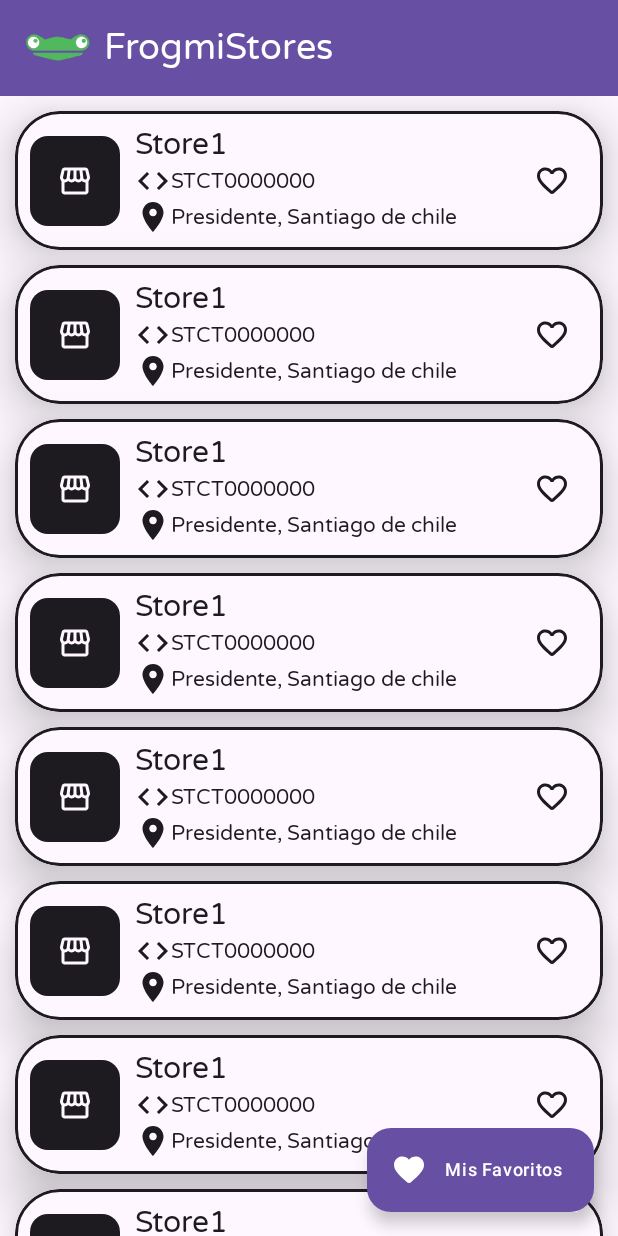
After one commit to EliasMP07/FrogmiStores, an Android app built with Jetpack Compose: the composable StoreListScreen shown on its own in the app's theme, on a phone screen of 412 x 824 dp. The commit adds this screen. Run offline under Robolectric (Android 15) with nearby library versions, the phone set to English and light mode, and no system bars; our stand-ins replace Shimmer.

Commit message:
Design and implement UI for StoreListScreen

```diff
--- a/app/build.gradle.kts
+++ b/app/build.gradle.kts
@@ -42,7 +42,8 @@
         compose = true
     }
     composeOptions {
-        kotlinCompilerExtensionVersion = "1.5.1"
+
+        kotlinCompilerExtensionVersion = "1.5.14"
     }
     packaging {
         resources {
--- a/app/src/main/java/com/example/frogmistores/core/presentation/designsystem/Icon.kt
+++ b/app/src/main/java/com/example/frogmistores/core/presentation/designsystem/Icon.kt
@@ -10,10 +10,10 @@
     @Composable
     get() = ImageVector.vectorResource(id = R.drawable.store_icon)
 
-val Logo: ImageVector
-    @Composable
-    get() = ImageVector.vectorResource(id = R.drawable.logo)
-
 val LocationStore: ImageVector
     @Composable
-    get() = ImageVector.vectorResource(id = R.drawable.locatoonstore)
+    get() = ImageVector.vectorResource(id = R.drawable.location)
+
+val CodeIcon: ImageVector
+    @Composable
+    get() = ImageVector.vectorResource(id = R.drawable.code_icon)
--- /dev/null
+++ b/app/src/main/java/com/example/frogmistores/core/presentation/designsystem/component/FrogmiStoreToolbar.kt
@@ -0,0 +1,64 @@
+@file:OptIn(ExperimentalMaterial3Api::class)
+
+package com.example.frogmistores.core.presentation.designsystem.component
+
+import androidx.compose.foundation.layout.Row
+import androidx.compose.foundation.layout.Spacer
+import androidx.compose.foundation.layout.width
+import androidx.compose.material.icons.Icons
+import androidx.compose.material.icons.rounded.ArrowBackIosNew
+import androidx.compose.material3.ExperimentalMaterial3Api
+import androidx.compose.material3.Icon
+import androidx.compose.material3.IconButton
+import androidx.compose.material3.MaterialTheme
+import androidx.compose.material3.Text
+import androidx.compose.material3.TopAppBar
+import androidx.compose.material3.TopAppBarDefaults
+import androidx.compose.material3.TopAppBarScrollBehavior
+import androidx.compose.runtime.Composable
+import androidx.compose.ui.Alignment
+import androidx.compose.ui.Modifier
+import androidx.compose.ui.unit.dp
+
+
+@Composable
+fun FrogmiStoreToolbar(
+    showBackButton: Boolean,
+    title: String,
+    modifier: Modifier = Modifier,
+    onBackClick: () -> Unit = {},
+    scrollBehavior: TopAppBarScrollBehavior = TopAppBarDefaults.enterAlwaysScrollBehavior(),
+    startContent: (@Composable () -> Unit)? = null
+) {
+    TopAppBar(
+        title = {
+            Row(
+                verticalAlignment = Alignment.CenterVertically
+            ) {
+                startContent?.invoke()
+                Spacer(modifier = Modifier.width(8.dp))
+                Text(
+                    text = title,
+                    style = MaterialTheme.typography.headlineMedium,
+                    color = MaterialTheme.colorScheme.onPrimary
+                )
+            }
+        },
+        modifier = modifier,
+        scrollBehavior = scrollBehavior,
+        colors = TopAppBarDefaults.topAppBarColors(
+            containerColor = MaterialTheme.colorScheme.primary,
+            scrolledContainerColor = MaterialTheme.colorScheme.primary,
+        ),
+        navigationIcon = {
+            if (showBackButton){
+                IconButton(onClick = onBackClick) {
+                    Icon(
+                        imageVector = Icons.Rounded.ArrowBackIosNew, contentDescription = "Back screen",
+                        tint = MaterialTheme.colorScheme.onPrimary
+                    )
+                }
+            }
+        }
+    )
+}
--- /dev/null
+++ b/app/src/main/java/com/example/frogmistores/core/presentation/designsystem/ext/LazyColumExt.kt
@@ -0,0 +1,31 @@
+package com.example.frogmistores.core.presentation.designsystem.ext
+
+import androidx.compose.foundation.lazy.LazyListState
+import androidx.compose.runtime.Composable
+import androidx.compose.runtime.derivedStateOf
+import androidx.compose.runtime.getValue
+import androidx.compose.runtime.mutableIntStateOf
+import androidx.compose.runtime.remember
+import androidx.compose.runtime.setValue
+
+@Composable
+fun LazyListState.isScrolled(): Boolean{
+    var previousIndex by remember(this) {
+        mutableIntStateOf(firstVisibleItemIndex)
+    }
+    var previousScrollOffset by remember(this) {
+        mutableIntStateOf(firstVisibleItemScrollOffset)
+    }
+    return remember(this) {
+        derivedStateOf {
+            if (previousIndex != firstVisibleItemIndex) {
+                previousIndex > firstVisibleItemIndex
+            } else {
+                previousScrollOffset >= firstVisibleItemScrollOffset
+            }.also {
+                previousIndex = firstVisibleItemIndex
+                previousScrollOffset = firstVisibleItemScrollOffset
+            }
+        }
+    }.value
+}
--- /dev/null
+++ b/app/src/main/java/com/example/frogmistores/presentation/storeList/StoreListAction.kt
@@ -0,0 +1,4 @@
+package com.example.frogmistores.presentation.storeList
+
+sealed interface StoreListAction {
+}
--- /dev/null
+++ b/app/src/main/java/com/example/frogmistores/presentation/storeList/StoreListScreen.kt
@@ -0,0 +1,127 @@
+@file:OptIn(ExperimentalMaterial3Api::class, ExperimentalMaterial3Api::class)
+
+package com.example.frogmistores.presentation.storeList
+
+import androidx.compose.foundation.Image
+import androidx.compose.foundation.layout.Arrangement
+import androidx.compose.foundation.layout.PaddingValues
+import androidx.compose.foundation.layout.padding
+import androidx.compose.foundation.lazy.LazyColumn
+import androidx.compose.foundation.lazy.rememberLazyListState
+import androidx.compose.material.icons.Icons
+import androidx.compose.material.icons.rounded.Favorite
+import androidx.compose.material3.ExperimentalMaterial3Api
+import androidx.compose.material3.ExtendedFloatingActionButton
+import androidx.compose.material3.Icon
+import androidx.compose.material3.MaterialTheme
+import androidx.compose.material3.Scaffold
+import androidx.compose.material3.Text
+import androidx.compose.material3.TopAppBarDefaults
+import androidx.compose.material3.rememberTopAppBarState
+import androidx.compose.runtime.Composable
+import androidx.compose.ui.Modifier
+import androidx.compose.ui.input.nestedscroll.nestedScroll
+import androidx.compose.ui.res.painterResource
+import androidx.compose.ui.res.stringResource
+import androidx.compose.ui.tooling.preview.Preview
+import androidx.compose.ui.unit.dp
+import com.example.frogmistores.R
+import com.example.frogmistores.core.presentation.designsystem.FrogmiStoresTheme
+import com.example.frogmistores.core.presentation.designsystem.component.FrogmiStoreToolbar
+import com.example.frogmistores.core.presentation.designsystem.ext.isScrolled
+import com.example.frogmistores.presentation.storeList.components.ItemStore
+import com.example.frogmistores.presentation.storeList.components.ShimmerListStoreItem
+
+@Composable
+fun StoreListScreenRoot(
+    //viewModel: StoreListViewModel = hiltViewModel()
+) {
+    StoreListScreen(
+         state = StoreListState(),
+         onAction = {}
+     )
+}
+
+@Composable
+private fun StoreListScreen(
+    state: StoreListState,
+    onAction: (StoreListAction) -> Unit
+) {
+    val topAppBarState = rememberTopAppBarState()
+    val scrollBehavior = TopAppBarDefaults.enterAlwaysScrollBehavior(
+        state = topAppBarState
+    )
+    val lazyColumnState = rememberLazyListState()
+    Scaffold(
+        modifier = Modifier.nestedScroll(scrollBehavior.nestedScrollConnection),
+        topBar = {
+            FrogmiStoreToolbar(
+                scrollBehavior = scrollBehavior,
+                showBackButton = false,
+                title = stringResource(id = R.string.app_name),
+                startContent = {
+                    Image(painter = painterResource(id = R.drawable.logo), contentDescription = "Logo app")
+                }
+            )
+        },
+        floatingActionButton = {
+            ExtendedFloatingActionButton(
+                containerColor = MaterialTheme.colorScheme.primary,
+                text = {
+                    Text(
+                        text = stringResource(R.string.myfavorites),
+                        style = MaterialTheme.typography.labelMedium.copy(
+                            color = MaterialTheme.colorScheme.onPrimary
+                        )
+                    )
+                },
+                icon = {
+                    Icon(
+                        imageVector = Icons.Rounded.Favorite,
+                        contentDescription = "Icono de agregar nueva materia",
+                        tint = MaterialTheme.colorScheme.onPrimary
+                    )
+                },
+                onClick = {
+
+                },
+                expanded = lazyColumnState.isScrolled()
+            )
+        }
+    ){
+        LazyColumn(
+            contentPadding = PaddingValues(10.dp),
+            state = lazyColumnState,
+            modifier = Modifier.padding(it),
+            verticalArrangement = Arrangement.spacedBy(10.dp)
+        ) {
+            items(10) {
+                ShimmerListStoreItem(
+                    isLoading = false,
+                    contentAfterLoading = {
+                        ItemStore(
+                            isFavorite = false,
+                            onStoreClick = {
+
+                            },
+                            onFavoriteClick = {
+
+                            }
+                        )
+                    }
+                )
+            }
+        }
+    }
+}
+
+@Preview
+@Composable
+private fun StoreListScreenPreview() {
+    FrogmiStoresTheme {
+        StoreListScreen(
+            state = StoreListState(),
+            onAction = {}
+        )
+    }
+}
--- /dev/null
+++ b/app/src/main/java/com/example/frogmistores/presentation/storeList/StoreListState.kt
@@ -0,0 +1,4 @@
+package com.example.frogmistores.presentation.storeList
+
+class StoreListState {
+}
--- /dev/null
+++ b/app/src/main/java/com/example/frogmistores/presentation/storeList/StoreListViewModel.kt
@@ -0,0 +1 @@
+package com.example.frogmistores.presentation.storeList
--- /dev/null
+++ b/app/src/main/java/com/example/frogmistores/presentation/storeList/components/ItemStore.kt
@@ -0,0 +1,96 @@
+package com.example.frogmistores.presentation.storeList.components
+
+import androidx.compose.foundation.background
+import androidx.compose.foundation.border
+import androidx.compose.foundation.layout.Box
+import androidx.compose.foundation.layout.Column
+import androidx.compose.foundation.layout.Row
+import androidx.compose.foundation.layout.Spacer
+import androidx.compose.foundation.layout.fillMaxWidth
+import androidx.compose.foundation.layout.padding
+import androidx.compose.foundation.layout.size
+import androidx.compose.foundation.shape.RoundedCornerShape
+import androidx.compose.material.icons.Icons
+import androidx.compose.material.icons.rounded.Favorite
+import androidx.compose.material.icons.rounded.FavoriteBorder
+import androidx.compose.material3.CardDefaults
+import androidx.compose.material3.ElevatedCard
+import androidx.compose.material3.Icon
+import androidx.compose.material3.IconButton
+import androidx.compose.material3.MaterialTheme
+import androidx.compose.material3.Text
+import androidx.compose.runtime.Composable
+import androidx.compose.ui.Alignment
+import androidx.compose.ui.Modifier
+import androidx.compose.ui.draw.clip
+import androidx.compose.ui.graphics.vector.ImageVector
+import androidx.compose.ui.unit.dp
+import com.example.frogmistores.core.presentation.designsystem.CodeIcon
+import com.example.frogmistores.core.presentation.designsystem.LocationStore
+import com.example.frogmistores.core.presentation.designsystem.StoreIcon
+
+
+@Composable
+fun ItemStore(
+    modifier: Modifier = Modifier,
+    onStoreClick: () -> Unit,
+    onFavoriteClick: () -> Unit,
+    isFavorite: Boolean,
+){
+    ElevatedCard(
+        modifier = modifier,
+        elevation = CardDefaults.elevatedCardElevation(20.dp),
+        shape = RoundedCornerShape(30.dp),
+        onClick = onStoreClick
+    ) {
+        Row(
+            modifier = Modifier
+                .background(MaterialTheme.colorScheme.background)
+                .border(2.dp, MaterialTheme.colorScheme.onBackground, RoundedCornerShape(30.dp))
+                .fillMaxWidth()
+                .padding(10.dp),
+            verticalAlignment = Alignment.CenterVertically
+        ){
+            IconStore()
+            Column(
+                modifier = Modifier.padding(start = 10.dp)
+            ){
+                Text(text = "Store1", style = MaterialTheme.typography.titleLarge)
+                FieldStore(icon = CodeIcon , text = "STCT0000000" )
+                FieldStore(icon = LocationStore, text = "Presidente, Santiago de chile")
+            }
+            Spacer(modifier = Modifier.weight(1f).padding(10.dp))
+            IconButton(onClick = onFavoriteClick) {
+                Icon(imageVector = if (isFavorite) Icons.Rounded.Favorite else Icons.Rounded.FavoriteBorder, contentDescription = "Tienda favorita")
+            }
+        }
+    }
+}
+
+@Composable
+private fun IconStore(){
+    Box(
+        modifier = Modifier
+            .size(60.dp)
+            .clip(RoundedCornerShape(12.dp))
+            .background(MaterialTheme.colorScheme.onBackground),
+        contentAlignment = Alignment.Center
+    ){
+        Icon(
+            imageVector = StoreIcon, contentDescription = "Icon Store",
+            tint = MaterialTheme.colorScheme.background
+        )
+    }
+}
+@Composable
+private fun FieldStore(
+    icon: ImageVector,
+    text: String,
+){
+    Row(
+        verticalAlignment = Alignment.CenterVertically
+    ){
+        Icon(imageVector = icon, contentDescription = "")
+        Text(text = text, style = MaterialTheme.typography.bodyMedium)
+    }
+}
--- /dev/null
+++ b/app/src/main/res/drawable/code_icon.xml
@@ -0,0 +1,5 @@
+<vector xmlns:android="http://schemas.android.com/apk/res/android" android:height="24dp" android:tint="#000000" android:viewportHeight="24" android:viewportWidth="24" android:width="24dp">
+
+    <path android:fillColor="@android:color/white" android:pathData="M9.4,16.6L4.8,12l4.6,-4.6L8,6l-6,6 6,6 1.4,-1.4zM14.6,16.6l4.6,-4.6 -4.6,-4.6L16,6l6,6 -6,6 -1.4,-1.4z"/>
+
+</vector>
--- /dev/null
+++ b/app/src/main/res/drawable/location.xml
@@ -0,0 +1,5 @@
+<vector xmlns:android="http://schemas.android.com/apk/res/android" android:height="24dp" android:tint="#000000" android:viewportHeight="24" android:viewportWidth="24" android:width="24dp">
+
+    <path android:fillColor="@android:color/white" android:pathData="M12,2C8.13,2 5,5.13 5,9c0,5.25 7,13 7,13s7,-7.75 7,-13c0,-3.87 -3.13,-7 -7,-7zM12,11.5c-1.38,0 -2.5,-1.12 -2.5,-2.5s1.12,-2.5 2.5,-2.5 2.5,1.12 2.5,2.5 -1.12,2.5 -2.5,2.5z"/>
+
+</vector>
--- a/app/src/main/res/values/strings.xml
+++ b/app/src/main/res/values/strings.xml
@@ -1,3 +1,4 @@
 <resources>
     <string name="app_name">FrogmiStores</string>
+    <string name="myfavorites">Mis Favoritos</string>
 </resources>
```
Also changed, not shown: app/src/main/java/com/example/frogmistores/MainActivity.kt (+2 -5 lines), app/src/main/java/com/example/frogmistores/core/presentation/designsystem/Type.kt (+12 -0 lines), app/src/main/java/com/example/frogmistores/core/presentation/designsystem/component/SwipeToDeleteContainer.kt (added, +101 -0 lines), app/src/main/java/com/example/frogmistores/core/presentation/designsystem/ext/shimmerEffect.kt (added, +46 -0 lines), app/src/main/java/com/example/frogmistores/presentation/storeList/components/ShimmerListProductItem.kt (added, +75 -0 lines), app/src/main/res/drawable/locatoonstore.xml (deleted, +0 -63 lines).
